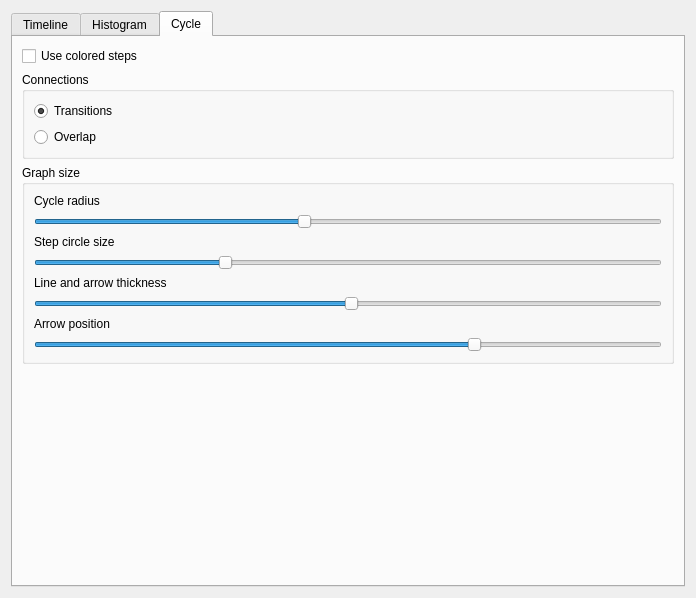
Old version of the form optionswidget.ui in the repository Noughmad/Isle.
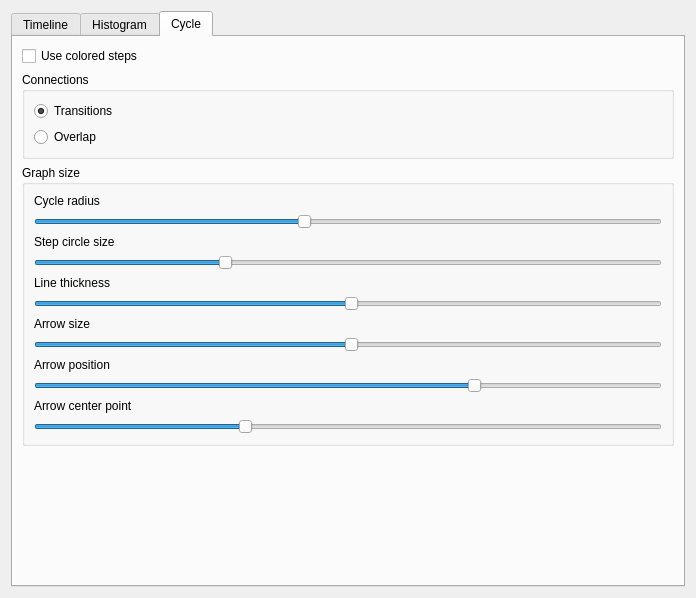
New version of the form. The open tabs and pages were chosen to show the change.

Commit message: Variable arrow size and grab points

Diff of the .ui file:
```diff
--- a/optionswidget.ui
+++ b/optionswidget.ui
@@ -241,7 +241,7 @@
           <item>
            <widget class="QLabel" name="label_3">
             <property name="text">
-             <string>Line and arrow thickness</string>
+             <string>Line thickness</string>
             </property>
            </widget>
           </item>
@@ -255,6 +255,23 @@
             </property>
            </widget>
           </item>
+          <item>
+           <widget class="QLabel" name="label_8">
+            <property name="text">
+             <string>Arrow size</string>
+            </property>
+           </widget>
+          </item>
+          <item>
+           <widget class="QSlider" name="arrowSizeSlider">
+            <property name="value">
+             <number>50</number>
+            </property>
+            <property name="orientation">
+             <enum>Qt::Horizontal</enum>
+            </property>
+           </widget>
+          </item>
           <item>
            <widget class="QLabel" name="label_4">
             <property name="text">
@@ -272,6 +289,29 @@
             </property>
            </widget>
           </item>
+          <item>
+           <widget class="QLabel" name="label_7">
+            <property name="text">
+             <string>Arrow center point</string>
+            </property>
+           </widget>
+          </item>
+          <item>
+           <widget class="QSlider" name="arrowPointSlider">
+            <property name="maximum">
+             <number>15</number>
+            </property>
+            <property name="pageStep">
+             <number>3</number>
+            </property>
+            <property name="value">
+             <number>5</number>
+            </property>
+            <property name="orientation">
+             <enum>Qt::Horizontal</enum>
+            </property>
+           </widget>
+          </item>
          </layout>
         </widget>
        </item>
```
Left out of the diff: 11 changed lines with no effect on the pictures. The commit also changes 2 other files.
